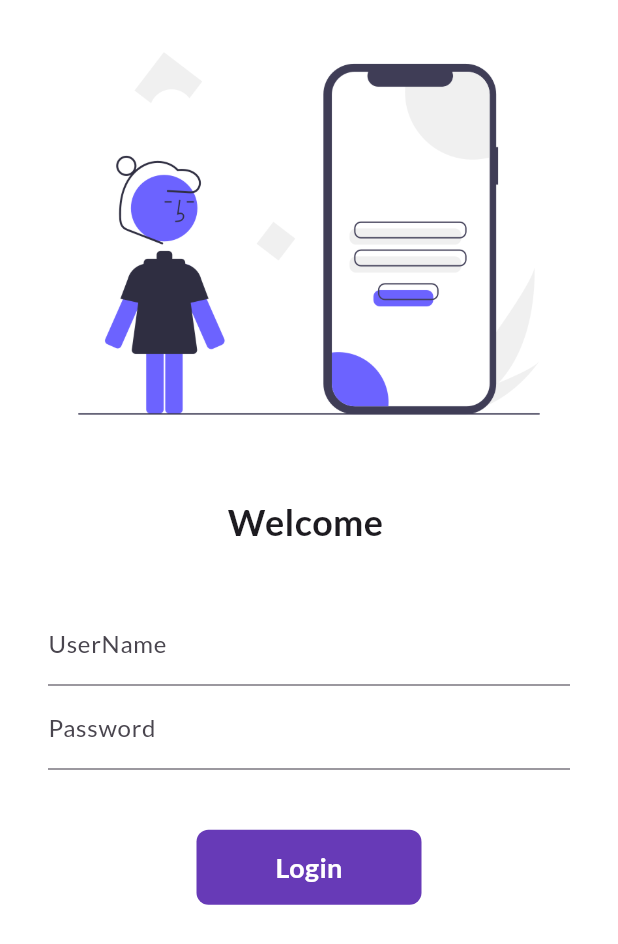
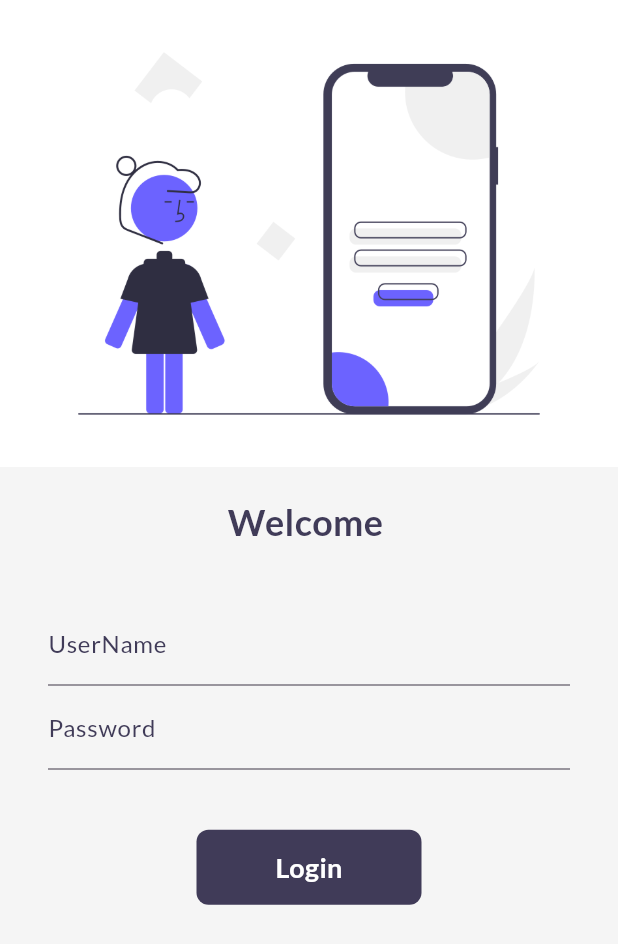
Before and after one commit to showravdas11/30daysflutter, a Flutter app: the screen it shows after launch, on a phone screen of 412 x 824 dp. Shown: the top 944 px of the screen. Run offline on Flutter 3.47's test engine with Material 3 defaults, Android fonts, the light colour scheme and no system bars; our stand-ins replace google_fonts, velocity_x.

Commit message:
day 20 and dark theme light theme done

```diff
--- a/lib/main.dart
+++ b/lib/main.dart
@@ -18,7 +18,8 @@ class MyApp extends StatelessWidget {
     return MaterialApp(
       debugShowCheckedModeBanner: false,
       title: 'Flutter Demo',
-      themeMode: ThemeMode.light,
+      themeMode: ThemeMode.system,
+      darkTheme: MyTheme.dartTheme(context),
       theme: MyTheme.lightTheme(context),
       routes: {
         "/":(context) => LoginPage(),
--- a/lib/pages/Login.dart
+++ b/lib/pages/Login.dart
@@ -1,5 +1,6 @@
 import 'package:flutter/material.dart';
 import 'package:thirty_days_flutter/pages/home_page.dart';
+import 'package:velocity_x/velocity_x.dart';
 
 class LoginPage extends StatefulWidget {
   const LoginPage({super.key});
@@ -35,7 +36,7 @@ class _LoginPageState extends State<LoginPage> {
   @override
   Widget build(BuildContext context) {
     return Scaffold(
-      backgroundColor: Colors.white,
+      backgroundColor: context.canvasColor,
       body: SingleChildScrollView(
         child: Form(
           key: _formKey,
@@ -50,7 +51,7 @@ class _LoginPageState extends State<LoginPage> {
               ),
               Text(
                 "Welcome $name",
-                style: TextStyle(fontSize: 24, fontWeight: FontWeight.bold),
+                style: TextStyle(fontSize: 24, fontWeight: FontWeight.bold, color: context.theme.floatingActionButtonTheme.backgroundColor ),
               ),
               SizedBox(
                 height: 20,
@@ -60,8 +61,9 @@ class _LoginPageState extends State<LoginPage> {
                 child: Column(
                   children: [
                     TextFormField(
+                      style: TextStyle( color: context.theme.floatingActionButtonTheme.backgroundColor),
                       decoration: InputDecoration(
-                          hintText: "Enter User Name", labelText: "UserName"),
+                          hintText: "Enter User Name", labelText: "UserName", labelStyle: TextStyle(color: context.theme.floatingActionButtonTheme.backgroundColor), hintStyle:TextStyle( color: context.theme.floatingActionButtonTheme.backgroundColor),),
                       onChanged: (value) {
                         setState(() {
                           name = value;
@@ -75,9 +77,10 @@ class _LoginPageState extends State<LoginPage> {
                       },
                     ),
                     TextFormField(
+                      style: TextStyle( color: context.theme.floatingActionButtonTheme.backgroundColor),
                       obscureText: true,
                       decoration: InputDecoration(
-                          hintText: "Enter Password", labelText: "Password"),
+                          hintText: "Enter Password", labelText: "Password", labelStyle: TextStyle(color: context.theme.floatingActionButtonTheme.backgroundColor), hintStyle:TextStyle( color: context.theme.floatingActionButtonTheme.backgroundColor),),
                       validator: (value) {
                         if (value!.isEmpty) {
                           return "Password can't be empty";
@@ -111,7 +114,7 @@ class _LoginPageState extends State<LoginPage> {
                                     fontSize: 18),
                               ),
                         decoration: BoxDecoration(
-                            color: Colors.deepPurple,
+                            color: context.theme.floatingActionButtonTheme.backgroundColor,
                             borderRadius:
                                 BorderRadius.circular(changeBtn ? 50 : 8)),
                       ),
--- a/lib/utils/routes.dart
+++ b/lib/utils/routes.dart
@@ -0,0 +1,3 @@
+class MyRoutes {
+
+}
--- a/lib/widgets/home_widgets/catalog_header.dart
+++ b/lib/widgets/home_widgets/catalog_header.dart
@@ -10,8 +10,8 @@ class CatalogHeader extends StatelessWidget {
     return Column(
       crossAxisAlignment: CrossAxisAlignment.start,
       children: [
-        "Catalog App".text.xl5.bold.color(MyTheme.darkBluishColor).make(),
-        "Trending Products".text.xl2.make()
+        "Catalog App".text.xl5.bold.color(context.theme.floatingActionButtonTheme.backgroundColor).make(),
+        "Trending Products".text.xl2.color(context.theme.floatingActionButtonTheme.backgroundColor).make()
       ],
     );
   }
--- a/lib/widgets/themes.dart
+++ b/lib/widgets/themes.dart
@@ -1,10 +1,17 @@
 import 'package:flutter/material.dart';
 import 'package:google_fonts/google_fonts.dart';
+import 'package:velocity_x/velocity_x.dart';
 
 class MyTheme {
   static ThemeData lightTheme(BuildContext context) => ThemeData(
         colorScheme: ColorScheme.fromSeed(seedColor: Colors.deepPurple),
         fontFamily: GoogleFonts.lato().fontFamily,
+        cardColor: Colors.white,
+        canvasColor: creamColor,
+        floatingActionButtonTheme: FloatingActionButtonThemeData(
+          backgroundColor: darkBluishColor,
+        ),
+        // buttonTheme: ButtonThemeData(buttonColor: darkBluishColor),
         useMaterial3: true,
         appBarTheme: AppBarTheme(
           color: Colors.white,
@@ -14,8 +21,27 @@ class MyTheme {
         )
       );
 
+
+      static ThemeData dartTheme(BuildContext context) => ThemeData(
+        colorScheme: ColorScheme.fromSeed(seedColor: const Color.fromRGBO(103, 58, 183, 1)),
+        fontFamily: GoogleFonts.lato().fontFamily,
+        cardColor: Colors.black,
+        canvasColor: darkCreamColor,
+        floatingActionButtonTheme: FloatingActionButtonThemeData(
+          backgroundColor: lightBluishColor,
+        ),
+        appBarTheme: AppBarTheme(
+          color: Colors.white,
+          elevation: 0.0,
+          iconTheme: IconThemeData(color: Colors.white),
+          centerTitle: true
+        )
+      );
+
    // colors
 
    static Color creamColor = Color(0xfff5f5f5);
+   static Color darkCreamColor = Vx.gray900;
    static Color darkBluishColor = Color(0xff403b58);
+   static Color lightBluishColor = const Color.fromRGBO(99, 102, 241, 1);
 }
```
Also changed, not shown: lib/pages/cart_page.dart (added, +19 -0 lines), lib/pages/home_details_page.dart (+18 -12 lines), lib/pages/home_page.dart (+11 -1 lines), lib/widgets/home_widgets/catalog_list.dart (+8 -8 lines).
